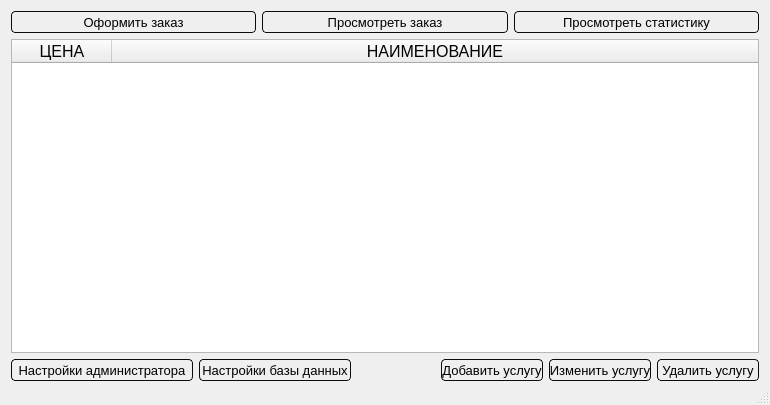
Old version of the form code/mainwindow.ui in the repository Alex-Sidorov/SEFOLL.
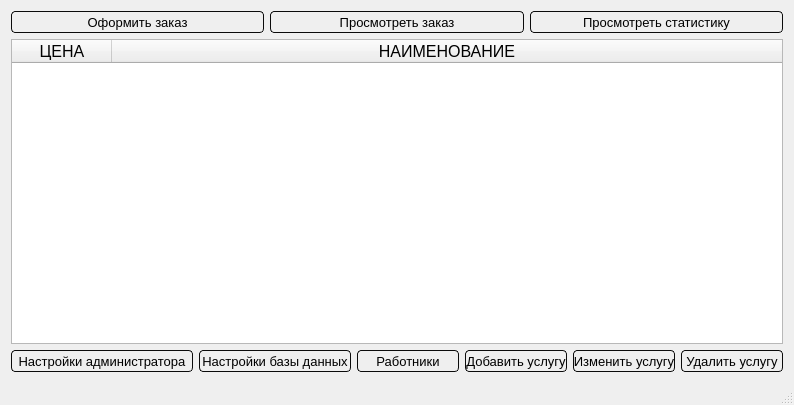
New version of the form.

```diff
--- a/code/mainwindow.ui
+++ b/code/mainwindow.ui
@@ -21,9 +21,6 @@
   </property>
   <widget class="QWidget" name="centralWidget">
    <layout class="QVBoxLayout" name="verticalLayout_2">
-    <property name="bottomMargin">
-     <number>2</number>
-    </property>
     <item>
      <layout class="QHBoxLayout" name="horizontalLayout_2">
       <property name="spacing">
@@ -264,9 +261,6 @@
            <pointsize>12</pointsize>
           </font>
          </property>
-         <property name="textAlignment">
-          <set>AlignCenter</set>
-         </property>
          <property name="foreground">
           <brush brushstyle="SolidPattern">
            <color alpha="255">
@@ -288,9 +282,6 @@
            <kerning>true</kerning>
           </font>
          </property>
-         <property name="textAlignment">
-          <set>AlignCenter</set>
-         </property>
         </column>
        </widget>
       </item>
@@ -371,17 +362,32 @@
          </widget>
         </item>
         <item>
-         <spacer name="horizontalSpacer">
-          <property name="orientation">
-           <enum>Qt::Horizontal</enum>
+         <widget class="QPushButton" name="workers_button">
+          <property name="font">
+           <font>
+            <pointsize>10</pointsize>
+           </font>
           </property>
-          <property name="sizeHint" stdset="0">
-           <size>
-            <width>40</width>
-            <height>20</height>
-           </size>
+          <property name="styleSheet">
+           <string notr="true">QPushButton
+{ 
+border-radius : 4px;
+border: 1px solid;
+border-color: rgb(11, 11, 11);
+height:20;
+width:100;
+background-color: qlineargradient(x1: 0, y1: 0, x2: 0, y2: 1,
+                                      stop: 0 #dadbde, stop: 1 #f6f7fa);
+}
+QPushButton::pressed {
+    background-color:qlineargradient(x1: 0, y1: 0, x2: 0, y2: 1,
+                                      stop: 0 rgb(251, 252, 255), stop: 1 #f6f7fa);
+}</string>
           </property>
-         </spacer>
+          <property name="text">
+           <string>Работники</string>
+          </property>
+         </widget>
         </item>
         <item>
          <widget class="QPushButton" name="add_service_button">
```
